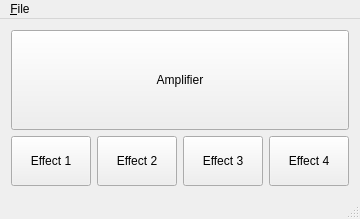
Before: the Qt Designer form plug/mainwindow.ui in b2ornot2b/plug, drawn with Qt 5.
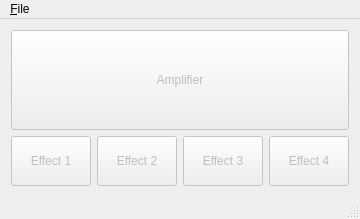
After: the same form once the commit is applied.

Patch:
```diff
--- a/plug/mainwindow.ui
+++ b/plug/mainwindow.ui
@@ -17,6 +17,9 @@
    <layout class="QVBoxLayout" name="verticalLayout">
     <item>
      <widget class="QPushButton" name="Amplifier">
+      <property name="enabled">
+       <bool>false</bool>
+      </property>
       <property name="minimumSize">
        <size>
         <width>0</width>
@@ -32,6 +35,9 @@
      <layout class="QHBoxLayout" name="horizontalLayout_2">
       <item>
        <widget class="QPushButton" name="EffectButton1">
+        <property name="enabled">
+         <bool>false</bool>
+        </property>
         <property name="minimumSize">
          <size>
           <width>0</width>
@@ -45,6 +51,9 @@
       </item>
       <item>
        <widget class="QPushButton" name="EffectButton2">
+        <property name="enabled">
+         <bool>false</bool>
+        </property>
         <property name="minimumSize">
          <size>
           <width>0</width>
@@ -58,6 +67,9 @@
       </item>
       <item>
        <widget class="QPushButton" name="EffectButton3">
+        <property name="enabled">
+         <bool>false</bool>
+        </property>
         <property name="minimumSize">
          <size>
           <width>0</width>
@@ -71,6 +83,9 @@
       </item>
       <item>
        <widget class="QPushButton" name="EffectButton4">
+        <property name="enabled">
+         <bool>false</bool>
+        </property>
         <property name="minimumSize">
          <size>
           <width>0</width>
```
Left out of the diff: 4 changed lines with no effect on the pictures.
